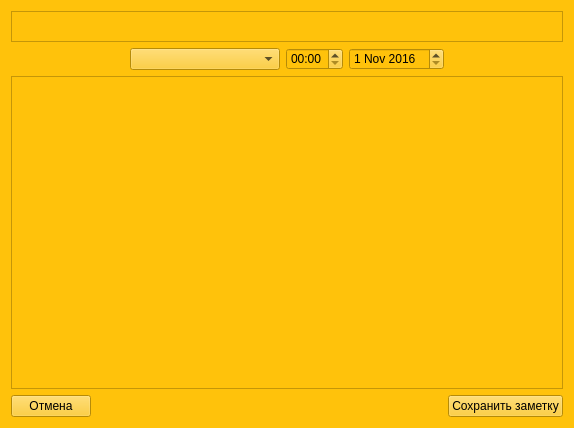
Above: MattyNotes/addnotedialog.ui from MattyMatiss/MattyNotesOld before the change. Below: the same form after it.
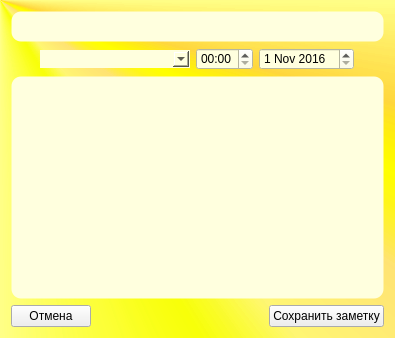
That is the form after the change.

```diff
--- a/MattyNotes/addnotedialog.ui
+++ b/MattyNotes/addnotedialog.ui
@@ -6,15 +6,15 @@
    <rect>
     <x>0</x>
     <y>0</y>
-    <width>574</width>
-    <height>428</height>
+    <width>395</width>
+    <height>338</height>
    </rect>
   </property>
   <property name="windowTitle">
    <string>addNoteDialog</string>
   </property>
   <property name="styleSheet">
-   <string notr="true">background-color: rgb(255, 194, 11);</string>
+   <string notr="true">#addNoteDialog  { background-color: qconicalgradient(cx:0, cy:0, angle:135, stop:0 rgba(255, 255, 0, 69), stop:0.375 rgba(255, 255, 0, 69), stop:0.423533 rgba(251, 255, 0, 145), stop:0.45 rgba(247, 255, 0, 208), stop:0.477581 rgba(255, 244, 71, 130), stop:0.518717 rgba(255, 218, 71, 130), stop:0.55 rgba(255, 255, 0, 255), stop:0.57754 rgba(255, 203, 0, 130), stop:0.625 rgba(255, 255, 0, 69), stop:1 rgba(255, 255, 0, 69)); }</string>
   </property>
   <layout class="QGridLayout" name="gridLayout">
    <item row="0" column="0">
@@ -25,6 +25,11 @@
        <height>31</height>
       </size>
      </property>
+     <property name="styleSheet">
+      <string notr="true">background-color: rgb(255, 255, 222);
+border: 1px solid transparent;
+border-radius: 10px</string>
+     </property>
     </widget>
    </item>
    <item row="1" column="0">
@@ -50,10 +55,17 @@
          <height>0</height>
         </size>
        </property>
+       <property name="styleSheet">
+        <string notr="true">background-color: rgb(255, 255, 222);
+border: 1px solid transparent;</string>
+       </property>
       </widget>
      </item>
      <item>
       <widget class="QTimeEdit" name="eventTimeEdit">
+       <property name="styleSheet">
+        <string notr="true">background-color: rgb(255, 255, 222);</string>
+       </property>
        <property name="displayFormat">
         <string>HH:mm</string>
        </property>
@@ -61,6 +73,9 @@
      </item>
      <item>
       <widget class="QDateEdit" name="eventDateEdit">
+       <property name="styleSheet">
+        <string notr="true">background-color: rgb(255, 255, 222);</string>
+       </property>
        <property name="date">
         <date>
          <year>2016</year>
@@ -93,6 +108,11 @@
        <height>16777215</height>
       </size>
      </property>
+     <property name="styleSheet">
+      <string notr="true">background-color: rgb(255, 255, 222);
+border: 1px solid transparent;
+border-radius: 10px</string>
+     </property>
     </widget>
    </item>
    <item row="3" column="0">
```
